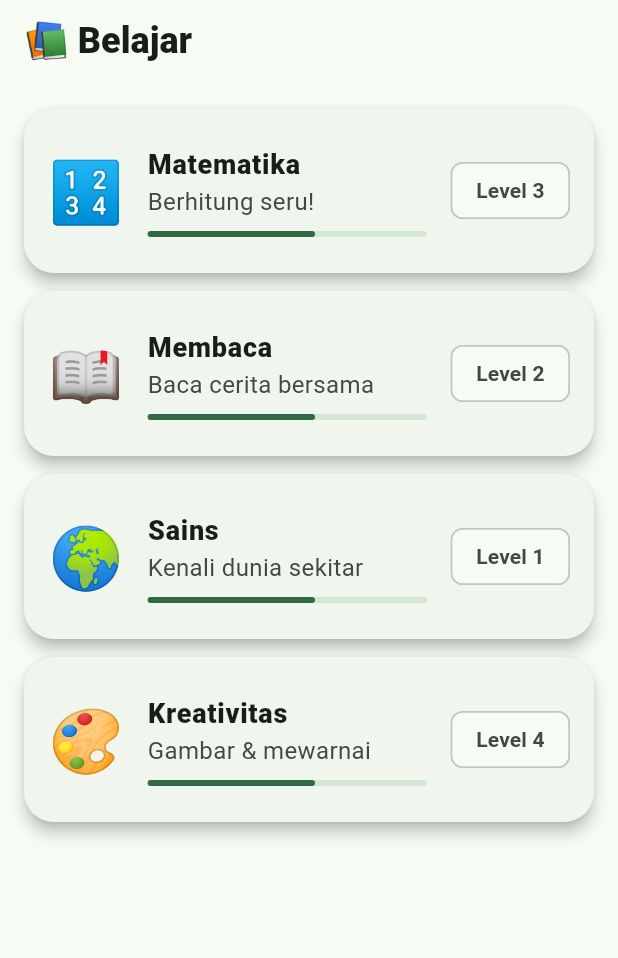
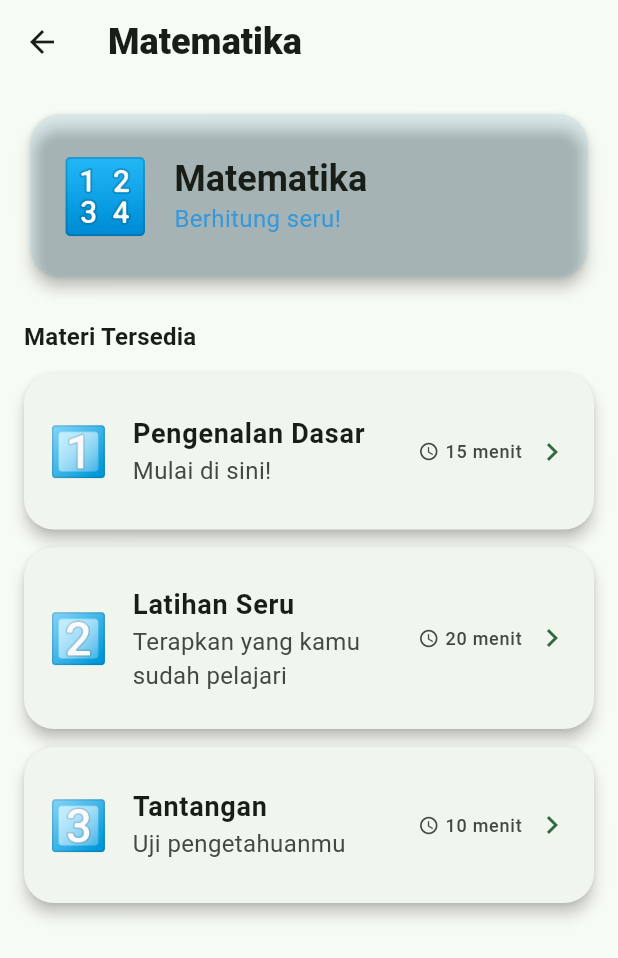
Before and after one commit to weskonek/Growly, a Flutter app: the LearningHubPage screen opened by its route, after a tap on "Matematika", on a phone screen of 412 x 824 dp. Shown: the top 958 px of the screen. Run offline on Flutter 3.47's test engine with Material 3 defaults, Android fonts, the phone set to English and light mode, and no system bars; our stand-ins replace dio, fl_chart, flutter_riverpod, flutter_tts, go_router, hive_flutter and 1 more; accounts and stored records are empty; Roboto replaces fonts that are missing (Nunito).

Commit message:
feat: integrate provider-based data fetching and navigation for learning and rewards features

```diff
--- a/apps/child_app/lib/features/learning/presentation/pages/learning_hub_page.dart
+++ b/apps/child_app/lib/features/learning/presentation/pages/learning_hub_page.dart
@@ -1,20 +1,34 @@
 import 'package:flutter/material.dart';
+import 'package:flutter_riverpod/flutter_riverpod.dart';
+import 'package:go_router/go_router.dart';
+import 'package:child_app/features/learning/providers/learning_providers.dart';
 
-class LearningHubPage extends StatelessWidget {
+class LearningHubPage extends ConsumerWidget {
   const LearningHubPage({super.key});
 
   @override
-  Widget build(BuildContext context) {
+  Widget build(BuildContext context, WidgetRef ref) {
+    final subjectsAsync = ref.watch(subjectsProvider);
+
     return Scaffold(
       appBar: AppBar(title: const Text('📚 Belajar')),
-      body: ListView(
-        padding: const EdgeInsets.all(16),
-        children: const [
-          _SubjectCard(emoji: '🔢', title: 'Matematika', subtitle: 'Berhitung seru!', level: 'Level 3'),
-          _SubjectCard(emoji: '📖', title: 'Membaca', subtitle: 'Baca cerita bersama', level: 'Level 2'),
-          _SubjectCard(emoji: '🌍', title: 'Sains', subtitle: 'Kenali dunia sekitar', level: 'Level 1'),
-          _SubjectCard(emoji: '🎨', title: 'Kreativitas', subtitle: 'Gambar & mewarnai', level: 'Level 4'),
-        ],
+      body: subjectsAsync.when(
+        loading: () => const Center(child: CircularProgressIndicator()),
+        error: (e, _) => Center(child: Text('Error: $e')),
+        data: (subjects) => ListView.builder(
+          padding: const EdgeInsets.all(16),
+          itemCount: subjects.length,
+          itemBuilder: (context, i) {
+            final s = subjects[i];
+            return _SubjectCard(
+              emoji: s['emoji'] as String,
+              title: s['title'] as String,
+              subtitle: s['subtitle'] as String,
+              level: 'Level ${(i + 1)}',
+              onTap: () => context.go('/learning/subject/${s['id']}'),
+            );
+          },
+        ),
       ),
     );
   }
@@ -22,7 +36,15 @@ class LearningHubPage extends StatelessWidget {
 
 class _SubjectCard extends StatelessWidget {
   final String emoji, title, subtitle, level;
-  const _SubjectCard({required this.emoji, required this.title, required this.subtitle, required this.level});
+  final VoidCallback onTap;
+
+  const _SubjectCard({
+    required this.emoji,
+    required this.title,
+    required this.subtitle,
+    required this.level,
+    required this.onTap,
+  });
 
   @override
   Widget build(BuildContext context) {
@@ -39,14 +61,14 @@ class _SubjectCard extends StatelessWidget {
             Text(subtitle),
             const SizedBox(height: 8),
             LinearProgressIndicator(
-              value: 0.6,
+              value: 0.0,
               borderRadius: BorderRadius.circular(4),
               color: cs.primary,
             ),
           ],
         ),
         trailing: Chip(label: Text(level, style: const TextStyle(fontWeight: FontWeight.w700))),
-        onTap: () {},
+        onTap: onTap,
       ),
     );
   }
--- /dev/null
+++ b/apps/child_app/lib/features/learning/presentation/pages/subject_detail_page.dart
@@ -0,0 +1,145 @@
+import 'package:flutter/material.dart';
+import 'package:flutter_riverpod/flutter_riverpod.dart';
+import 'package:go_router/go_router.dart';
+import 'package:child_app/features/learning/providers/learning_providers.dart';
+
+class SubjectDetailPage extends ConsumerStatefulWidget {
+  final String subjectId;
+
+  const SubjectDetailPage({super.key, required this.subjectId});
+
+  @override
+  ConsumerState<SubjectDetailPage> createState() => _SubjectDetailPageState();
+}
+
+class _SubjectDetailPageState extends ConsumerState<SubjectDetailPage> {
+  @override
+  Widget build(BuildContext context) {
+    final subjectsAsync = ref.watch(subjectsProvider);
+
+    return Scaffold(
+      appBar: AppBar(
+        title: Text(subjectsAsync.whenOrNull(
+              data: (list) => list.firstWhere(
+                (s) => s['id'] == widget.subjectId,
+                orElse: () => {'title': 'Materi'},
+              )['title'] as String,
+            ) ??
+            'Materi'),
+      ),
+      body: subjectsAsync.when(
+        loading: () => const Center(child: CircularProgressIndicator()),
+        error: (e, _) => Center(child: Text('Error: $e')),
+        data: (subjects) {
+          final subject = subjects.firstWhere(
+            (s) => s['id'] == widget.subjectId,
+            orElse: () => {'emoji': '📚', 'title': 'Materi'},
+          );
+          final color = Color(subject['color'] as int? ?? 0xFF3498DB);
+
+          return ListView(
+            padding: const EdgeInsets.all(16),
+            children: [
+              Card(
+                color: color.withValues(alpha: 0.1),
+                child: Padding(
+                  padding: const EdgeInsets.all(20),
+                  child: Row(
+                    children: [
+                      Text(subject['emoji'] as String, style: const TextStyle(fontSize: 48)),
+                      const SizedBox(width: 16),
+                      Expanded(
+                        child: Column(
+                          crossAxisAlignment: CrossAxisAlignment.start,
+                          children: [
+                            Text(
+                              subject['title'] as String,
+                              style: Theme.of(context).textTheme.titleLarge?.copyWith(
+                                    fontWeight: FontWeight.bold,
+                                  ),
+                            ),
+                            Text(
+                              subject['subtitle'] as String,
+                              style: TextStyle(color: color),
+                            ),
+                          ],
+                        ),
+                      ),
+                    ],
+                  ),
+                ),
+              ),
+              const SizedBox(height: 24),
+              Text(
+                'Materi Tersedia',
+                style: Theme.of(context).textTheme.titleMedium?.copyWith(
+                      fontWeight: FontWeight.w700,
+                    ),
+              ),
+              const SizedBox(height: 12),
+              _LessonCard(
+                emoji: '1️⃣',
+                title: 'Pengenalan Dasar',
+                subtitle: 'Mulai di sini!',
+                duration: '15 menit',
+                onTap: () => context.go('/learning/lesson/${widget.subjectId}/intro'),
+              ),
+              _LessonCard(
+                emoji: '2️⃣',
+                title: 'Latihan Seru',
+                subtitle: 'Terapkan yang kamu sudah pelajari',
+                duration: '20 menit',
+                onTap: () => context.go('/learning/lesson/${widget.subjectId}/practice'),
+              ),
+              _LessonCard(
+                emoji: '3️⃣',
+                title: 'Tantangan',
+                subtitle: 'Uji pengetahuanmu',
+                duration: '10 menit',
+                onTap: () => context.go('/learning/lesson/${widget.subjectId}/challenge'),
+              ),
+            ],
+          );
+        },
+      ),
+    );
+  }
+}
+
+class _LessonCard extends StatelessWidget {
+  final String emoji, title, subtitle, duration;
+  final VoidCallback onTap;
+
+  const _LessonCard({
+    required this.emoji,
+    required this.title,
+    required this.subtitle,
+    required this.duration,
+    required this.onTap,
+  });
+
+  @override
+  Widget build(BuildContext context) {
+    final cs = Theme.of(context).colorScheme;
+    return Card(
+      margin: const EdgeInsets.only(bottom: 12),
+      child: ListTile(
+        contentPadding: const EdgeInsets.all(16),
+        leading: Text(emoji, style: const TextStyle(fontSize: 32)),
+        title: Text(title, style: const TextStyle(fontWeight: FontWeight.w700)),
+        subtitle: Text(subtitle),
+        trailing: Row(
+          mainAxisSize: MainAxisSize.min,
+          children: [
+            Icon(Icons.access_time, size: 14, color: cs.onSurfaceVariant),
+            const SizedBox(width: 4),
+            Text(duration, style: TextStyle(color: cs.onSurfaceVariant, fontSize: 12)),
+            const SizedBox(width: 8),
+            Icon(Icons.chevron_right, color: cs.primary),
+          ],
+        ),
+        onTap: onTap,
+      ),
+    );
+  }
+}
```
Also changed, not shown: apps/child_app/lib/core/router/child_router.dart (+21 -0 lines), apps/child_app/lib/features/learning/presentation/pages/lesson_page.dart (added, +149 -0 lines), apps/child_app/lib/features/rewards/presentation/pages/rewards_page.dart (+112 -36 lines).
